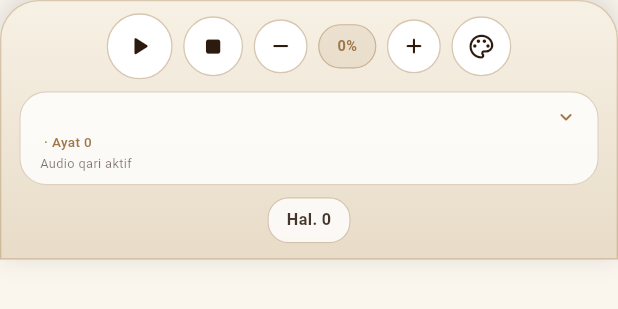
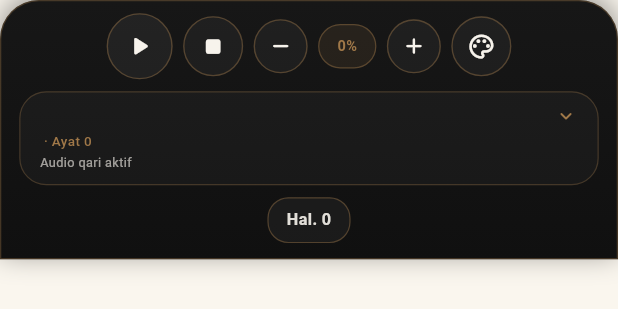
Before and after one commit to adamajah/Quran, a Flutter app: the BottomBar widget shown alone on an empty page, opened directly with empty values, on a phone screen of 412 x 824 dp. Shown: the top 309 px of the screen. Run offline on Flutter 3.47's test engine with Material 3 defaults, Android fonts, the phone set to English and light mode, and no system bars; our stand-ins replace audioplayers, battery_plus, connectivity_plus, dio, flutter_local_notifications, flutter_screenutil and 8 more; missing offline and left inert: quran, storage_space; accounts and stored records are empty; Roboto replaces fonts that are missing (Amiri).

Commit message:
Restore dark mushaf styling and compact controls

```diff
--- a/lib/widgets/common/bottom_bar.dart
+++ b/lib/widgets/common/bottom_bar.dart
@@ -35,10 +35,10 @@ class BottomBar extends StatelessWidget {
   @override
   Widget build(BuildContext context) {
     final gold = AppColors.gold;
-    final bgTop = const Color(0xFFF7F1E5);
-    final bgBottom = const Color(0xFFE8DCC8);
-    final textColor = AppColors.dark;
-    final muted = textColor.withValues(alpha: 0.6);
+    final bgTop = const Color(0xFF171717);
+    final bgBottom = const Color(0xFF101010);
+    final textColor = const Color(0xFFF7F3EC);
+    final muted = textColor.withValues(alpha: 0.62);
 
     return SafeArea(
       top: false,
@@ -51,10 +51,10 @@ class BottomBar extends StatelessWidget {
             colors: [bgTop, bgBottom],
           ),
           borderRadius: const BorderRadius.vertical(top: Radius.circular(26)),
-          border: Border.all(color: gold.withValues(alpha: 0.35), width: 0.9),
+          border: Border.all(color: gold.withValues(alpha: 0.36), width: 0.85),
           boxShadow: [
             BoxShadow(
-              color: Colors.black.withValues(alpha: 0.14),
+              color: Colors.black.withValues(alpha: 0.4),
               blurRadius: 16,
               offset: const Offset(0, -4),
             ),
@@ -183,7 +183,7 @@ class _PageTile extends StatelessWidget {
     return Container(
       padding: const EdgeInsets.symmetric(horizontal: 12, vertical: 7),
       decoration: BoxDecoration(
-        color: Colors.white.withValues(alpha: 0.8),
+        color: Colors.white.withValues(alpha: 0.04),
         borderRadius: BorderRadius.circular(14),
         border: Border.all(color: gold.withValues(alpha: 0.42), width: 0.8),
       ),
@@ -191,7 +191,7 @@ class _PageTile extends StatelessWidget {
         'Hal. $pageNum',
         style: TextStyle(
           fontSize: 10.8,
-          color: textColor.withValues(alpha: 0.88),
+          color: textColor.withValues(alpha: 0.9),
           fontWeight: FontWeight.w700,
         ),
       ),
@@ -228,7 +228,7 @@ class _ReciterTile extends StatelessWidget {
         child: Container(
           padding: const EdgeInsets.symmetric(horizontal: 13, vertical: 8),
           decoration: BoxDecoration(
-            color: Colors.white.withValues(alpha: 0.82),
+            color: Colors.white.withValues(alpha: 0.03),
             borderRadius: BorderRadius.circular(18),
             border: Border.all(color: gold.withValues(alpha: 0.32), width: 0.8),
           ),
@@ -262,7 +262,7 @@ class _ReciterTile extends StatelessWidget {
               '$surahName · Ayat $playVerse',
               overflow: TextOverflow.ellipsis,
               style: TextStyle(
-                fontSize: 9.0,
+                  fontSize: 9.0,
                 color: gold,
                 fontWeight: FontWeight.w500,
               ),
@@ -300,9 +300,13 @@ class _LuxuryButton extends StatelessWidget {
   @override
   Widget build(BuildContext context) {
     final gold = AppColors.gold;
-    final bg = filled ? (active ? gold : Colors.white) : Colors.white;
+    final bg = filled
+        ? (active ? gold : Colors.white.withValues(alpha: 0.05))
+        : Colors.white.withValues(alpha: 0.04);
     final border = active ? gold : gold.withValues(alpha: 0.42);
-    final iconColor = filled && active ? const Color(0xFF171717) : (active ? gold : AppColors.dark);
+    final iconColor = filled && active
+        ? const Color(0xFF171717)
+        : (active ? gold : const Color(0xFFF7F3EC));
 
     return Material(
       color: Colors.transparent,
@@ -346,7 +350,7 @@ class _ZoomPill extends StatelessWidget {
   @override
   Widget build(BuildContext context) {
     final gold = AppColors.gold;
-    final textColor = active ? gold : AppColors.dark;
+    final textColor = active ? gold : const Color(0xFFF7F3EC);
 
     return Material(
       color: Colors.transparent,
@@ -356,7 +360,7 @@ class _ZoomPill extends StatelessWidget {
         child: Container(
           padding: const EdgeInsets.symmetric(horizontal: 12, vertical: 7),
           decoration: BoxDecoration(
-            color: active ? gold.withValues(alpha: 0.12) : Colors.white,
+            color: active ? gold.withValues(alpha: 0.12) : Colors.white.withValues(alpha: 0.04),
             borderRadius: BorderRadius.circular(999),
             border: Border.all(color: gold.withValues(alpha: 0.42), width: 0.8),
           ),
--- a/lib/widgets/mushaf/fatihah_page.dart
+++ b/lib/widgets/mushaf/fatihah_page.dart
@@ -85,6 +85,10 @@ class _FatihahPageState extends State<FatihahPage> {
     return Column(
       children: [
         PageHeader(data: widget.data),
+        SurahBanner(
+          surahIndex: widget.data.surah,
+          surahNameAr: widget.data.surahNameAr,
+        ),
         const MushafRule(thick: true),
         const SizedBox(height: 6),
         Expanded(
--- a/lib/widgets/mushaf/mushaf_page.dart
+++ b/lib/widgets/mushaf/mushaf_page.dart
@@ -68,11 +68,11 @@ class MushafPage extends StatelessWidget {
               padding: const EdgeInsets.all(10),
               child: DecoratedBox(
                 decoration: BoxDecoration(
-                  color: AppColors.pageBg,
+                  color: const Color(0xFF242424),
                   borderRadius: BorderRadius.circular(22),
                   border: Border.all(
-                    color: AppColors.gold.withValues(alpha: 0.62),
-                    width: 1.0,
+                    color: AppColors.gold.withValues(alpha: 0.5),
+                    width: 0.8,
                   ),
                 ),
                 child: ClipRRect(
```
Also changed, not shown: lib/widgets/mushaf/normal_page.dart (+5 -5 lines), lib/widgets/mushaf/page_elements.dart (+37 -32 lines).
